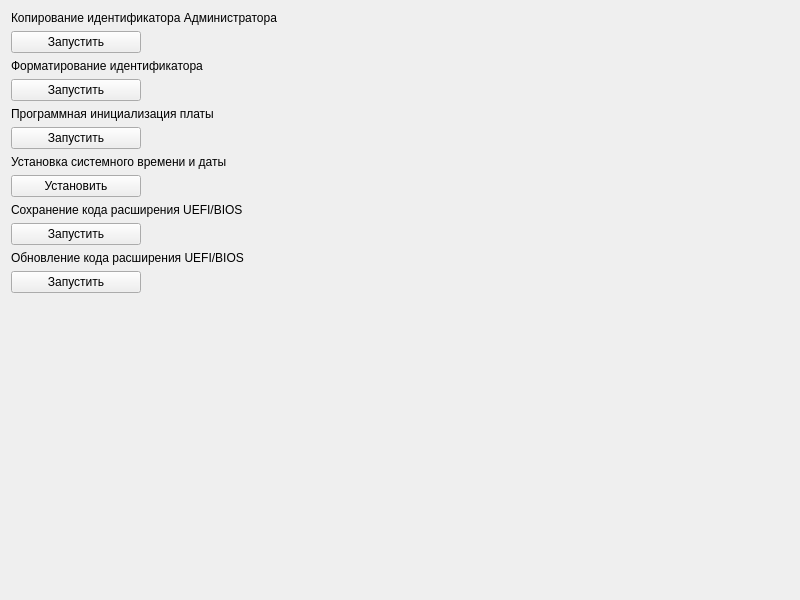
This is panels/ServiceOperationsPanel.ui in m6v/sobol as Qt 5 draws it before an edit. The edited form follows.
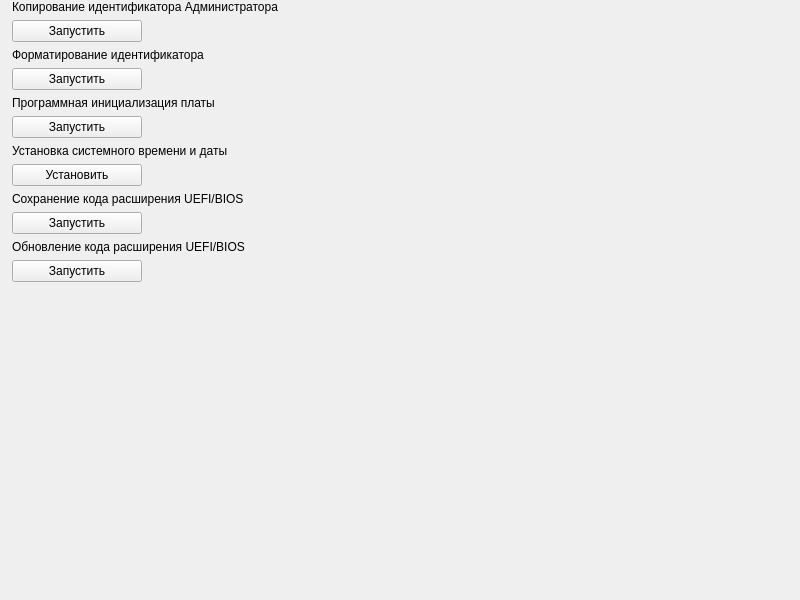
This is the edited form.

The edit to the form file:
```diff
--- a/panels/ServiceOperationsPanel.ui
+++ b/panels/ServiceOperationsPanel.ui
@@ -14,8 +14,23 @@
    <string>Form</string>
   </property>
   <layout class="QVBoxLayout" name="verticalLayout_2">
+   <property name="leftMargin">
+    <number>0</number>
+   </property>
+   <property name="topMargin">
+    <number>0</number>
+   </property>
+   <property name="rightMargin">
+    <number>0</number>
+   </property>
+   <property name="bottomMargin">
+    <number>0</number>
+   </property>
    <item>
     <layout class="QVBoxLayout" name="verticalLayout">
+     <property name="leftMargin">
+      <number>12</number>
+     </property>
      <item>
       <widget class="QLabel" name="copy_id_label">
        <property name="text">
```
